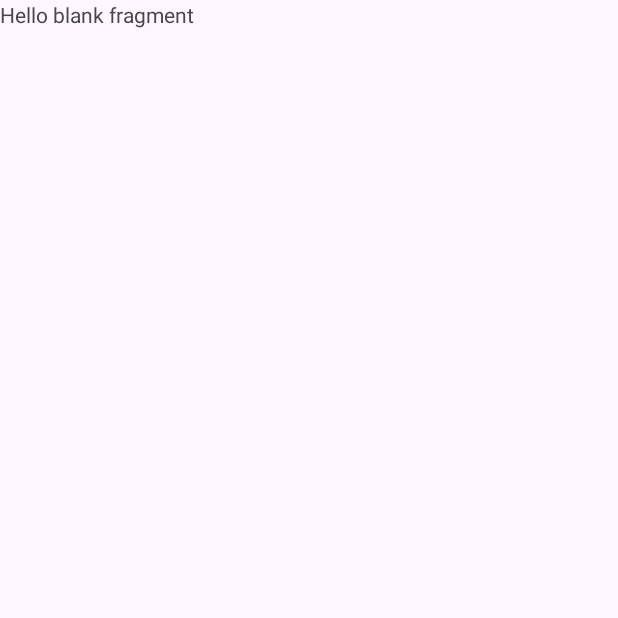
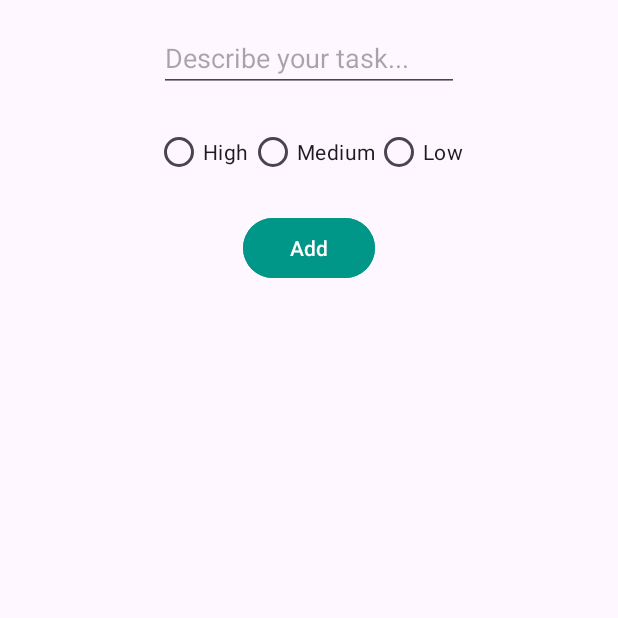
Before and after one commit to iwikoiti/ToDo, an Android app: the AddFragment screen opened through its navigation route, on a phone screen of 412 x 824 dp, the top half of it. Before the commit the part shown is almost empty. Run offline under Robolectric (Android 15) with nearby library versions, the phone set to English and light mode, and no system bars; our stand-ins replace data binding.

Commit message:
fill content in fragment_add.xml

```diff
--- a/app/src/main/res/layout/fragment_add.xml
+++ b/app/src/main/res/layout/fragment_add.xml
@@ -1,14 +1,61 @@
-<?xml version="1.0" encoding="utf-8"?>
-<FrameLayout xmlns:android="http://schemas.android.com/apk/res/android"
-    xmlns:tools="http://schemas.android.com/tools"
-    android:layout_width="match_parent"
-    android:layout_height="match_parent"
-    tools:context=".ui.add.AddFragment">
-
-    <!-- TODO: Update blank fragment layout -->
-    <TextView
+<layout xmlns:android="http://schemas.android.com/apk/res/android"
+    xmlns:app="http://schemas.android.com/apk/res-auto"
+    xmlns:tools="http://schemas.android.com/tools">
+    <data>
+    </data>
+    <androidx.constraintlayout.widget.ConstraintLayout
         android:layout_width="match_parent"
         android:layout_height="match_parent"
-        android:text="@string/hello_blank_fragment" />
+        tools:context="com.bignerdranch.android.todoapplication.ui.add.AddFragment">
+        <EditText
+            android:id="@+id/edit_task"
+            android:layout_width="200dp"
+            android:layout_height="wrap_content"
+            android:layout_marginTop="16dp"
+            android:ems="10"
+            android:hint="Describe your task..."
+            android:inputType="text"
+            app:layout_constraintEnd_toEndOf="parent"
+            app:layout_constraintHorizontal_bias="0.5"
+            app:layout_constraintStart_toStartOf="parent"
+            app:layout_constraintTop_toTopOf="parent" />
+        <RadioGroup
+            android:id="@+id/radio_priority"
+            android:layout_width="wrap_content"
+            android:layout_height="wrap_content"
+            android:layout_marginTop="16dp"
+            android:orientation="horizontal"
+            app:layout_constraintEnd_toEndOf="parent"
+            app:layout_constraintHorizontal_bias="0.5"
+            app:layout_constraintStart_toStartOf="parent"
+            app:layout_constraintTop_toBottomOf="@+id/edit_task">
+            <RadioButton
+                android:id="@+id/btn_high"
+                android:layout_width="match_parent"
+                android:layout_height="wrap_content"
+                android:text="@string/high_priority" />
+            <RadioButton
+                android:id="@+id/btn_medium"
+                android:layout_width="match_parent"
+                android:layout_height="wrap_content"
+                android:text="@string/medium_priority" />
+            <RadioButton
+                android:id="@+id/btn_low"
+                android:layout_width="match_parent"
+                android:layout_height="wrap_content"
+                android:text="@string/low_priority" />
+        </RadioGroup>
 
-</FrameLayout>
+        <Button
+            android:id="@+id/btn_add"
+            android:layout_width="wrap_content"
+            android:layout_height="wrap_content"
+            android:layout_marginTop="16dp"
+            android:backgroundTint="#009688"
+            android:text="Add"
+            app:layout_constraintEnd_toEndOf="parent"
+            app:layout_constraintHorizontal_bias="0.5"
+            app:layout_constraintStart_toStartOf="parent"
+            app:layout_constraintTop_toBottomOf="@+id/radio_priority" />
+    </androidx.constraintlayout.widget.ConstraintLayout>
+</layout>
--- a/app/src/main/res/layout/fragment_task.xml
+++ b/app/src/main/res/layout/fragment_task.xml
@@ -1,9 +1,15 @@
-<androidx.constraintlayout.widget.ConstraintLayout xmlns:android="http://schemas.android.com/apk/res/android"
+<layout xmlns:android="http://schemas.android.com/apk/res/android"
     xmlns:app="http://schemas.android.com/apk/res-auto"
-    xmlns:tools="http://schemas.android.com/tools"
+    xmlns:tools="http://schemas.android.com/tools">
+
+    <data>
+
+    </data>
+
+    <androidx.constraintlayout.widget.ConstraintLayout
         android:layout_width="match_parent"
         android:layout_height="match_parent"
-    tools:context="com.bignerdranch.android.todo.ui.task.TaskFragment">
+        tools:context="com.bignerdranch.android.todoapplication.ui.task.TaskFragment">
         <androidx.recyclerview.widget.RecyclerView
             android:id="@+id/recycler_view"
             android:layout_width="0dp"
@@ -32,3 +38,4 @@
             app:layout_constraintBottom_toBottomOf="parent"
             app:layout_constraintEnd_toEndOf="parent" />
     </androidx.constraintlayout.widget.ConstraintLayout>
+</layout>
--- a/app/src/main/res/values/strings.xml
+++ b/app/src/main/res/values/strings.xml
@@ -1,5 +1,8 @@
 <resources>
     <string name="app_name">ToDo</string>
-    <!-- TODO: Remove or change this placeholder text -->
     <string name="hello_blank_fragment">Hello blank fragment</string>
+
+    <string name="high_priority">High</string>
+    <string name="medium_priority">Medium</string>
+    <string name="low_priority">Low</string>
 </resources>
```
Lines whose indentation alone changed are shown as unchanged.
